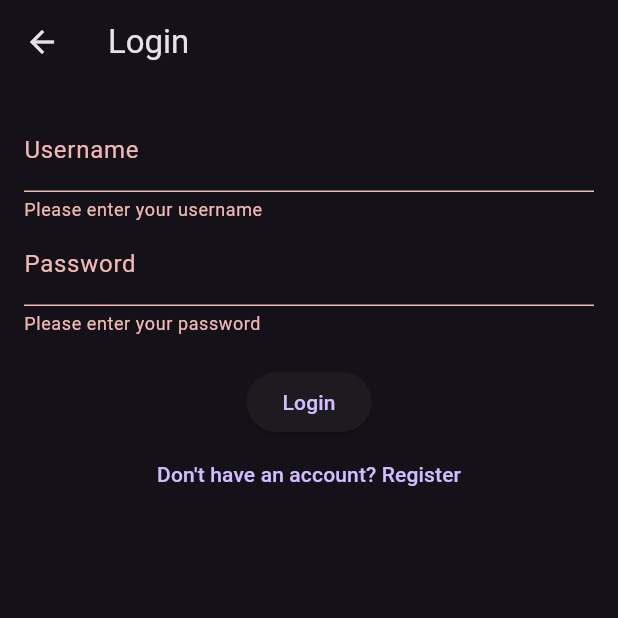
After one commit to ValerieAttila09/quizz-app, a Flutter app: the WelcomeScreen screen opened directly, after a tap on the "logout" icon, after a tap on "Login", on a phone screen of 412 x 824 dp, the top half of it. The commit adds this screen. Run offline on Flutter 3.47's test engine with Material 3 defaults, Android fonts, the phone set to English and light mode, and no system bars; our stand-ins replace flutter_svg, get.

Commit message:
changed feature using json data instead of cloud database

```diff
--- /dev/null
+++ b/database.json
@@ -0,0 +1,8 @@
+{
+  "users": [
+    {
+      "username": "test",
+      "password": "test"
+    }
+  ]
+}
--- /dev/null
+++ b/lib/screens/login/login_screen.dart
@@ -0,0 +1,152 @@
+import 'package:flutter/material.dart';
+import 'package:provider/provider.dart';
+import 'package:quiz_app/models/api/user_model.dart';
+import 'package:quiz_app/screens/welcome/welcome_screen.dart';
+import 'package:quiz_app/services/auth_service.dart';
+
+class LoginScreen extends StatefulWidget {
+  @override
+  _LoginScreenState createState() => _LoginScreenState();
+}
+
+class _LoginScreenState extends State<LoginScreen> {
+  final _formKey = GlobalKey<FormState>();
+  final _usernameController = TextEditingController();
+  final _passwordController = TextEditingController();
+
+  @override
+  Widget build(BuildContext context) {
+    final authService = Provider.of<AuthService>(context, listen: false);
+
+    return Scaffold(
+      appBar: AppBar(
+        title: Text('Login'),
+      ),
+      body: Padding(
+        padding: const EdgeInsets.all(16.0),
+        child: Form(
+          key: _formKey,
+          child: Column(
+            children: <Widget>[
+              TextFormField(
+                controller: _usernameController,
+                decoration: InputDecoration(labelText: 'Username'),
+                validator: (value) {
+                  if (value!.isEmpty) {
+                    return 'Please enter your username';
+                  }
+                  return null;
+                },
+              ),
+              TextFormField(
+                controller: _passwordController,
+                decoration: InputDecoration(labelText: 'Password'),
+                obscureText: true,
+                validator: (value) {
+                  if (value!.isEmpty) {
+                    return 'Please enter your password';
+                  }
+                  return null;
+                },
+              ),
+              SizedBox(height: 20),
+              ElevatedButton(
+                onPressed: () async {
+                  if (_formKey.currentState!.validate()) {
+                    final _ = await authService.login(
+                        _usernameController.text, _passwordController.text);
+                      Navigator.pushReplacement(
+                        context,
+                        MaterialPageRoute(
+                            builder: (context) => WelcomeScreen()),
+                      );
+                  }
+                },
+                child: Text('Login'),
+              ),
+              TextButton(
+                onPressed: () {
+                  Navigator.push(
+                    context,
+                    MaterialPageRoute(builder: (context) => RegisterScreen()),
+                  );
+                },
+                child: Text('Don\'t have an account? Register'),
+              ),
+            ],
+          ),
+        ),
+      ),
+    );
+  }
+}
+
+class RegisterScreen extends StatefulWidget {
+  @override
+  _RegisterScreenState createState() => _RegisterScreenState();
+}
+
+class _RegisterScreenState extends State<RegisterScreen> {
+  final _formKey = GlobalKey<FormState>();
+  final _usernameController = TextEditingController();
+  final _passwordController = TextEditingController();
+
+  @override
+  Widget build(BuildContext context) {
+    final authService = Provider.of<AuthService>(context, listen: false);
+
+    return Scaffold(
+      appBar: AppBar(
+        title: Text('Register'),
+      ),
+      body: Padding(
+        padding: const EdgeInsets.all(16.0),
+        child: Form(
+          key: _formKey,
+          child: Column(
+            children: <Widget>[
+              TextFormField(
+                controller: _usernameController,
+                decoration: InputDecoration(labelText: 'Username'),
+                validator: (value) {
+                  if (value!.isEmpty) {
+                    return 'Please enter a username';
+                  }
+                  return null;
+                },
+              ),
+              TextFormField(
+                controller: _passwordController,
+                decoration: InputDecoration(labelText: 'Password'),
+                obscureText: true,
+                validator: (value) {
+                  if (value!.isEmpty) {
+                    return 'Please enter a password';
+                  }
+                  return null;
+                },
+              ),
+              SizedBox(height: 20),
+              ElevatedButton(
+                onPressed: () async {
+                  if (_formKey.currentState!.validate()) {
+                    final result = await authService.register(
+                        _usernameController.text, _passwordController.text);
+                    if (result) {
+                      Navigator.pop(context);
+                    } else {
+                      ScaffoldMessenger.of(context).showSnackBar(
+                        SnackBar(content: Text('Username already exists')),
+                      );
+                    }
+                  }
+                },
+                child: Text('Register'),
+              ),
+            ],
+          ),
+        ),
+      ),
+    );
+  }
+}
--- a/lib/screens/welcome/welcome_screen.dart
+++ b/lib/screens/welcome/welcome_screen.dart
@@ -2,6 +2,7 @@ import 'package:flutter/material.dart';
 import 'package:flutter_svg/svg.dart';
 import 'package:get/get.dart';
 import 'package:quiz_app/constants.dart';
+import 'package:quiz_app/screens/login/login_screen.dart';
 import 'package:quiz_app/screens/quiz/quiz_screen.dart';
 
 class WelcomeScreen extends StatefulWidget {
@@ -15,6 +16,19 @@ class _WelcomeScreenState extends State<WelcomeScreen> {
   @override
   Widget build(BuildContext context) {
     return Scaffold(
+      appBar: AppBar(
+        actions: [
+          IconButton(
+            icon: Icon(Icons.logout),
+            onPressed: () {
+              Navigator.pushReplacement(
+                context,
+                MaterialPageRoute(builder: (context) => LoginScreen()),
+              );
+            },
+          ),
+        ],
+      ),
       body: Stack(
         children: [
           SvgPicture.asset("assets/images/bg.svg", fit: BoxFit.fill),
--- /dev/null
+++ b/lib/services/auth_service.dart
@@ -0,0 +1,48 @@
+import 'dart:convert';
+import 'package:flutter/services.dart' show rootBundle;
+import 'package:quiz_app/models/api/user_model.dart';
+
+class AuthService {
+  Future<String> _loadJsonData() async {
+    return await rootBundle.loadString('database.json');
+  }
+
+  Future<List<User>> _getUsers() async {
+    final jsonString = await _loadJsonData();
+    final jsonResponse = json.decode(jsonString);
+    final users = (jsonResponse['users'] as List)
+        .map((user) => User.fromJson(user))
+        .toList();
+    return users;
+  }
+
+  Future<User?> login(String username, String password) async {
+    final users = await _getUsers();
+    try {
+      final user = users.firstWhere(
+          (user) => user.username == username && user.password == password);
+      return user;
+    } catch (e) {
+      return null;
+    }
+  }
+
+  Future<bool> register(String username, String password) async {
+    final users = await _getUsers();
+    if (users.any((user) => user.username == username)) {
+      return false; // Username already exists
+    }
+
+    // Note: In a real app, you would not store the database.json in assets
+    // and you would properly update the file.
+    // This is a simplified example.
+    users.add(User(username: username, password: password));
+
+    // This part is tricky because we can't write back to the assets folder.
+    // In a real application, you would have a backend service to handle this.
+    // For this example, registration will appear to work but won't be persistent
+    // across app restarts because we can't modify the asset file.
+
+    return true;
+  }
+}
--- a/pubspec.yaml
+++ b/pubspec.yaml
@@ -42,6 +42,7 @@ dependencies:
 
   # Secure encrypted storage for JWT tokens and other secrets
   flutter_secure_storage: ^9.2.2
+  provider: ^6.1.5+1
 
 dev_dependencies:
   flutter_test:
@@ -61,6 +62,7 @@ flutter:
   assets:
     - assets/icons/
     - assets/images/
+    - database.json
   #   - images/a_dot_ham.jpeg
 
   # An image asset can refer to one or more resolution-specific "variants", see
```
Also changed, not shown: lib/main.dart (+11 -7 lines), lib/models/api/user_model.dart (+8 -27 lines), pubspec.lock.
